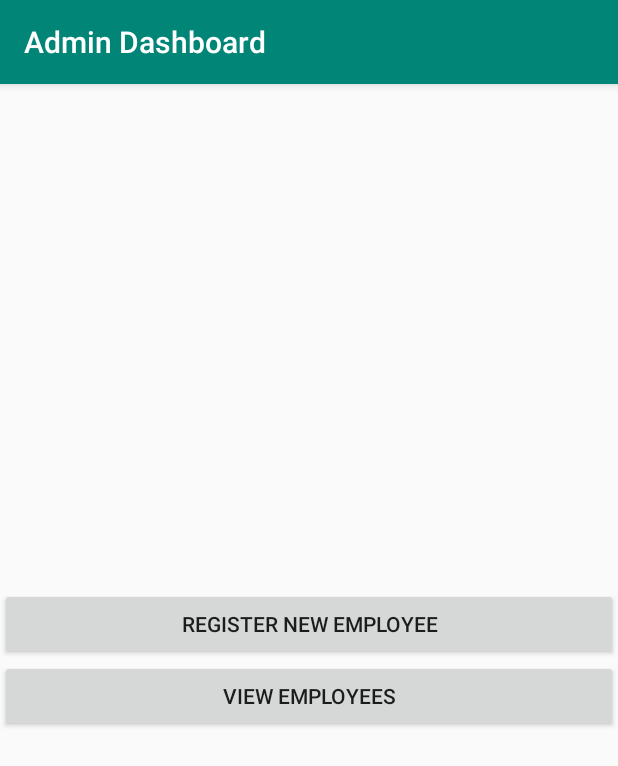
After one commit to moshiur-cse/EmployeeManagementApp, an Android app: the AdminDashboardActivity screen opened directly, with no data from a screen before it, on a phone screen of 412 x 824 dp. The commit adds this screen. Shown: the top 766 px of the screen. Run offline under Robolectric (Android 15) with nearby library versions, the phone set to English and light mode, and no system bars.

Commit message:
Class 7 Update

```diff
--- /dev/null
+++ b/app/src/main/java/com/moshiurcse/employeemanagement/AdminDashboardActivity.java
@@ -0,0 +1,28 @@
+package com.moshiurcse.employeemanagement;
+
+import androidx.appcompat.app.AppCompatActivity;
+
+import android.content.Intent;
+import android.os.Bundle;
+import android.view.View;
+
+public class AdminDashboardActivity extends AppCompatActivity {
+
+    @Override
+    protected void onCreate(Bundle savedInstanceState) {
+        super.onCreate(savedInstanceState);
+        setContentView(R.layout.activity_admin_dashboard);
+        setTitle("Admin Dashboard");
+    }
+
+    public void registerNewEployee(View view) {
+        startActivity(new Intent(this,MainActivity.class));
+    }
+
+    public void viewEmployees(View view) {
+
+        startActivity(new Intent(this,EmployeeListActivity.class));
+
+
+    }
+}
--- a/app/src/main/java/com/moshiurcse/employeemanagement/utils/ConstantUtils.java
+++ b/app/src/main/java/com/moshiurcse/employeemanagement/utils/ConstantUtils.java
@@ -10,4 +10,10 @@ public class ConstantUtils {
         public static final String STATUS_KEY="status";
 
     }
+    public static class EmployeeType{
+        public static final String BASE_SALARIED="Base Salaried Employee";
+        public static final String HOURLY_SALARIED="Hourly Salary Employee";
+        public static final String BASE_COMMISION_SALARIED="Base and Commision Salary Employee";
+
+    }
 }
--- /dev/null
+++ b/app/src/main/res/layout/activity_admin_dashboard.xml
@@ -0,0 +1,24 @@
+<?xml version="1.0" encoding="utf-8"?>
+<LinearLayout xmlns:android="http://schemas.android.com/apk/res/android"
+    xmlns:app="http://schemas.android.com/apk/res-auto"
+    xmlns:tools="http://schemas.android.com/tools"
+    android:layout_width="match_parent"
+    android:layout_height="match_parent"
+    android:orientation="vertical"
+    android:gravity="center"
+    tools:context=".AdminDashboardActivity">
+
+    <Button
+        android:layout_width="match_parent"
+        android:layout_height="wrap_content"
+        android:text="Register New Employee"
+        android:onClick="registerNewEployee"/>
+
+    <Button
+        android:layout_width="match_parent"
+        android:layout_height="wrap_content"
+        android:text="View Employees"
+        android:onClick="viewEmployees"/>
+
+
+</LinearLayout>
```
Also changed, not shown: app/src/main/AndroidManifest.xml (+5 -8 lines), app/src/main/java/com/moshiurcse/employeemanagement/EmployeeListActivity.java (added, +78 -0 lines), app/src/main/java/com/moshiurcse/employeemanagement/LoginActivity.java (+4 -7 lines), app/src/main/java/com/moshiurcse/employeemanagement/adapters/BaseSalarriedEmployeeAdapter.java (added, +24 -0 lines), app/src/main/res/layout/activity_employee_list.xml (added, +20 -0 lines), app/src/main/res/layout/employee_row.xml (added, +53 -0 lines).
